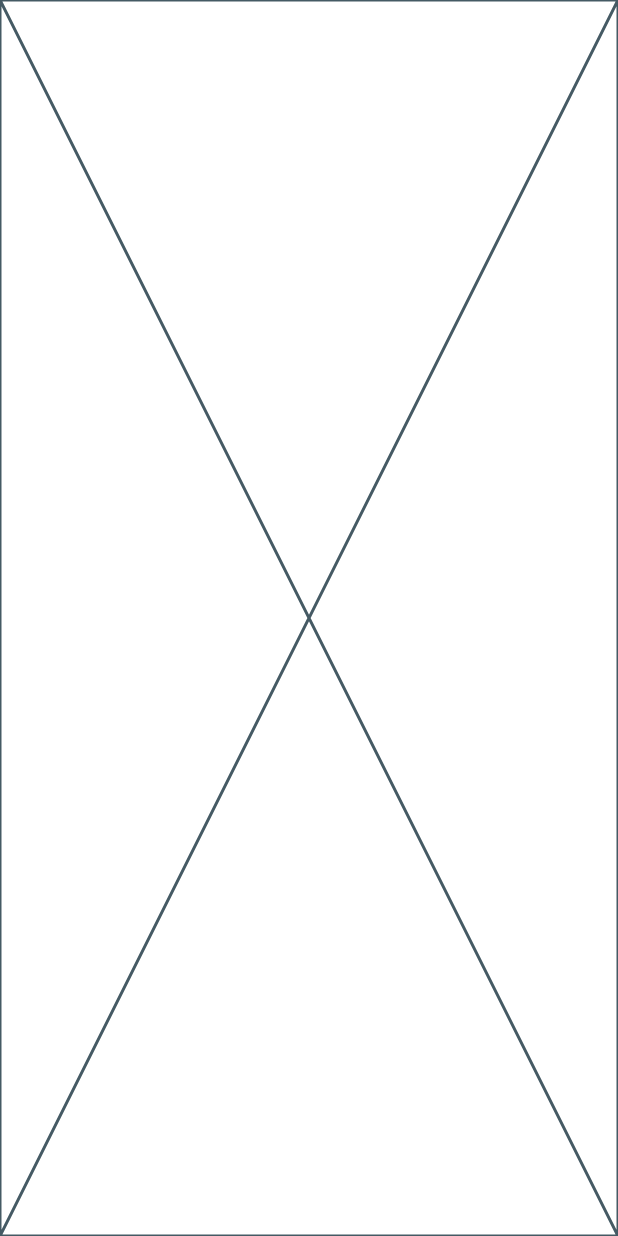
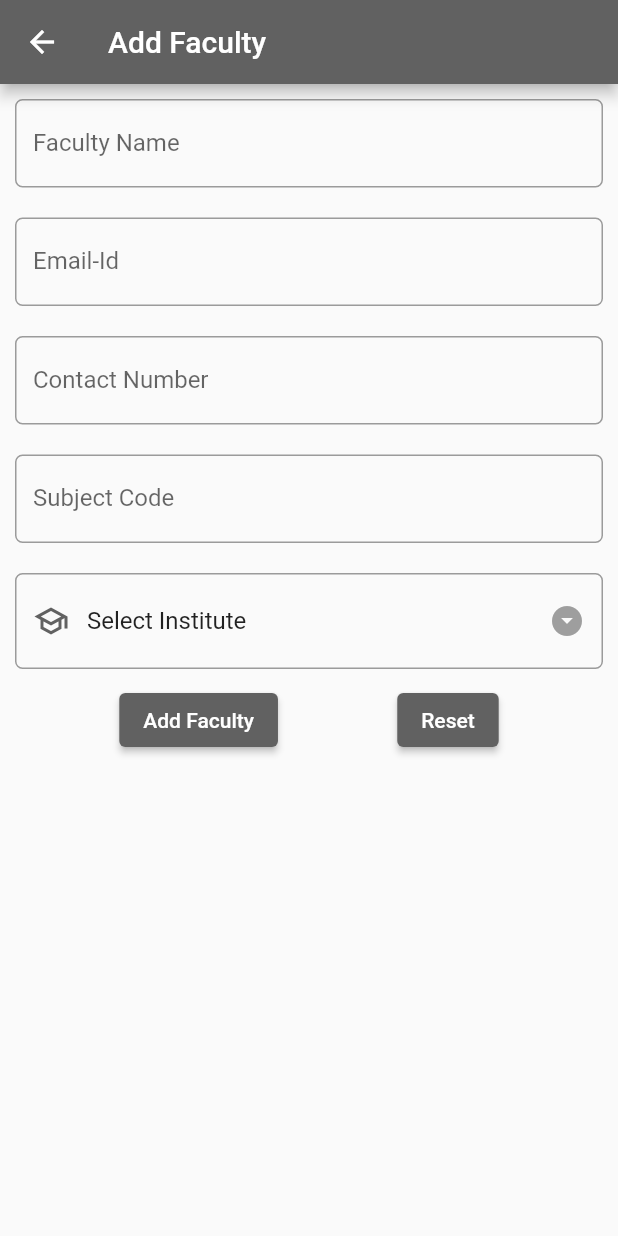
Before and after one commit to AnasKakuwala/ProctorRule, a Flutter app: the FacultyTable screen opened directly, after a tap on the "add" icon, on a phone screen of 412 x 824 dp. Run offline on Flutter 3.47's test engine with Material 2 defaults, Android fonts, the phone set to English and light mode, and no system bars; our stand-ins replace cloud_firestore, file_picker, firebase_auth, firebase_core, firebase_storage, fluttertoast; accounts and stored records are empty.

Commit message:
18-04-2023 1:25 am Faculty Add

```diff
--- a/lib/screens/add_faculties.dart
+++ b/lib/screens/add_faculties.dart
@@ -1,4 +1,5 @@
 import 'package:flutter/material.dart';
+import 'package:cloud_firestore/cloud_firestore.dart';
 
 class AddFaculties extends StatefulWidget {
   const AddFaculties({Key? key}) : super(key: key);
@@ -8,8 +9,136 @@ class AddFaculties extends StatefulWidget {
 }
 
 class _AddFacultiesState extends State<AddFaculties> {
+  final FirebaseFirestore firestore = FirebaseFirestore.instance;
+
+  _AddFacultiesState(){
+    // _selectVal=_instituteList[0];
+  }
+  // final _instituteList=["IIICT","IDS","IAS","IITE"];
+  String? _selectVal="0";
+
+  final TextEditingController F_NAMEController = TextEditingController();
+  final TextEditingController F_EMAILController = TextEditingController();
+  final TextEditingController F_CONTACTController = TextEditingController();
+  final TextEditingController F_SUBJECTController = TextEditingController();
+  final FocusNode focusNode=FocusNode();
+
   @override
   Widget build(BuildContext context) {
-    return const Placeholder();
+    return Scaffold(
+      appBar: AppBar(
+        backgroundColor: Colors.grey[700],
+        title: Text("Add Faculty"),
+      ),
+      body: SingleChildScrollView(
+        child: Column(
+          children: [
+              getMyField(hintText: "Faculty Name" , controller: F_NAMEController),
+              getMyField(hintText: "Email-Id", controller: F_EMAILController,textInputType: TextInputType.emailAddress),
+              getMyField(hintText: "Contact Number", controller: F_CONTACTController,textInputType: TextInputType.number),
+              getMyField(hintText: "Subject Code", controller: F_SUBJECTController),
+
+              Padding(
+                padding: const EdgeInsets.all(10.0),
+                child: StreamBuilder<QuerySnapshot>(
+                  stream: FirebaseFirestore.instance.collection('Institute').snapshots(),
+                  builder: (context, snapshot) {
+                    List<DropdownMenuItem> instituteItems= [];
+                    if(!snapshot.hasData){
+                      const  CircularProgressIndicator();
+                    }
+                    else{
+                      final institutes=snapshot.data?.docs.reversed.toList();
+                      instituteItems.add(
+                          DropdownMenuItem(
+                            child: Text('Select Institute'),
+                            value: "0",
+                          )
+                      );
+                      for(var institute in institutes!){
+                            instituteItems.add(
+                                DropdownMenuItem(
+                                  value: institute.id,
+                                    child: Text(institute['I_SH_NAME'],
+                                    ),
+                                ),
+                            );
+                      }
+                    }
+                    return DropdownButtonFormField(
+                      decoration: InputDecoration(
+                        border: OutlineInputBorder(borderRadius: BorderRadius.circular(5)),
+                        // labelText: "Institute",
+                        // hintText: "Institute",
+                        prefixIcon: Icon(Icons.school_outlined,color: Colors.grey[700],)
+                      ),
+                      dropdownColor: Colors.grey[200],
+                      icon: Icon(
+                          Icons.arrow_drop_down_circle,
+                        color: Colors.grey,
+                      ),
+                        value: _selectVal,
+                        items: instituteItems,
+                        // onChanged: (val){
+                        //   setState(() {
+                        //     _selectVal=val as String;
+                        //   });
+                        // }
+                      onChanged: (instituteValue){
+                        setState(() {
+                          _selectVal=instituteValue;
+                        });
+                        print(instituteValue);
+                      },
+                      isExpanded: false,
+                    );
+                  }
+                ),
+              ),
+
+              Row(
+                mainAxisAlignment: MainAxisAlignment.spaceEvenly,
+                children: [
+                  ElevatedButton(
+                      onPressed: (){},
+                      child: Text("Add Faculty"),
+                    style: ElevatedButton.styleFrom(backgroundColor: Colors.grey[700]),
+                  ),
+                  ElevatedButton(
+                    onPressed: (){
+                      focusNode.requestFocus();
+                      F_NAMEController.text = "";
+                      F_EMAILController.text="";
+                      F_CONTACTController.text="";
+                      F_SUBJECTController.text="";
+
+                    },
+                    child: Text("Reset"),
+                    style: ElevatedButton.styleFrom(backgroundColor: Colors.grey[700]),
+                  ),
+                ],
+              ),
+          ],
+        ),
+      ),
+    );
+  }
+
+  Widget getMyField({required String hintText,TextInputType textInputType=TextInputType.name,required TextEditingController controller,FocusNode? focusNode}){
+    return Padding(
+      padding: const EdgeInsets.all(10.0),
+      child: TextField(
+        focusNode: focusNode,
+        controller: controller,
+        keyboardType: textInputType,
+        decoration: InputDecoration(
+          hintText: 'Enter $hintText',
+          labelText: hintText,
+          border: OutlineInputBorder(
+              borderRadius: BorderRadius.all(Radius.circular(5))
+          ),
+        ),
+      ),
+    );
   }
 }
--- a/lib/screens/facultyTable.dart
+++ b/lib/screens/facultyTable.dart
@@ -20,6 +20,7 @@ class _FacultyTableState extends State<FacultyTable> {
   Widget build(BuildContext context) {
     return Scaffold(
       appBar: AppBar(
+        backgroundColor: Colors.grey[700],
         title: const Text("Faculties"),
         actions: [
           IconButton(
```
Also changed, not shown: pubspec.lock.
